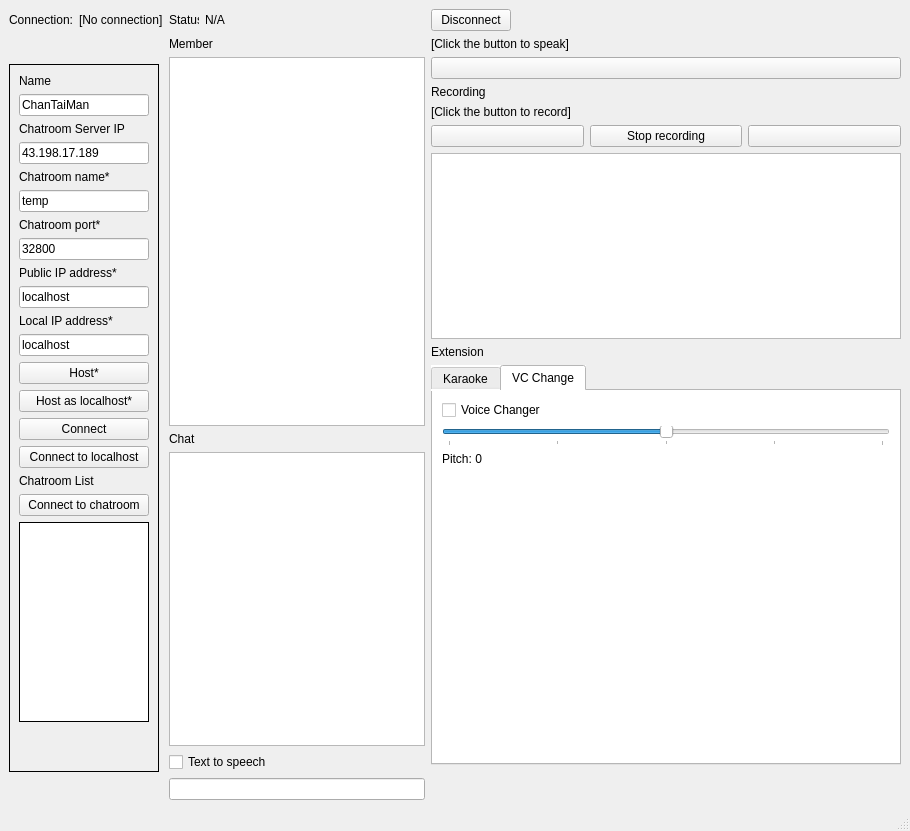
Above: UI/mainWindow.ui from OrangeEgg1937/pj_rm_chat before the change. Below: the same form after it.
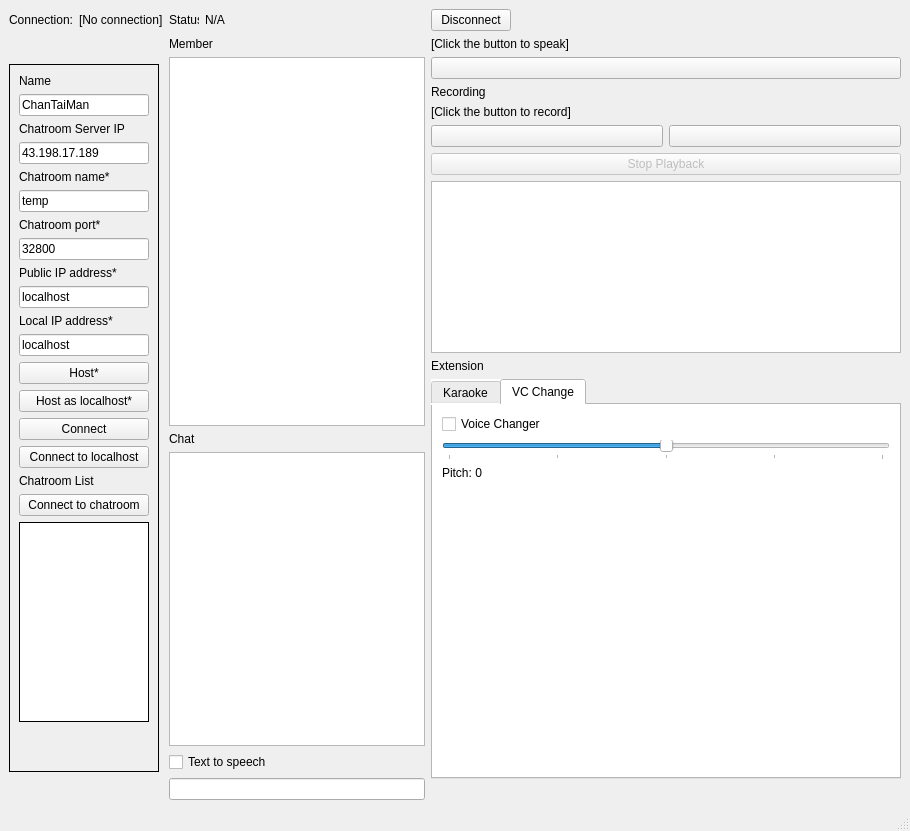
That is the form after the change. Icons and pictures are not drawn.

```diff
--- a/UI/mainWindow.ui
+++ b/UI/mainWindow.ui
@@ -659,13 +659,6 @@
           </property>
          </widget>
         </item>
-        <item>
-         <widget class="QPushButton" name="stop_recording">
-          <property name="text">
-           <string>Stop recording</string>
-          </property>
-         </widget>
-        </item>
         <item>
          <widget class="QPushButton" name="play_recording">
           <property name="text">
@@ -687,7 +680,17 @@
        </layout>
       </item>
       <item>
-       <widget class="QListWidget" name="listWidget"/>
+       <widget class="QPushButton" name="stop_recording">
+        <property name="enabled">
+         <bool>false</bool>
+        </property>
+        <property name="text">
+         <string>Stop Playback</string>
+        </property>
+       </widget>
+      </item>
+      <item>
+       <widget class="QListWidget" name="recording_list"/>
       </item>
       <item>
        <layout class="QVBoxLayout" name="verticalLayout_6">
```
Left out of the diff: 108 changed lines with no effect on the pictures.
